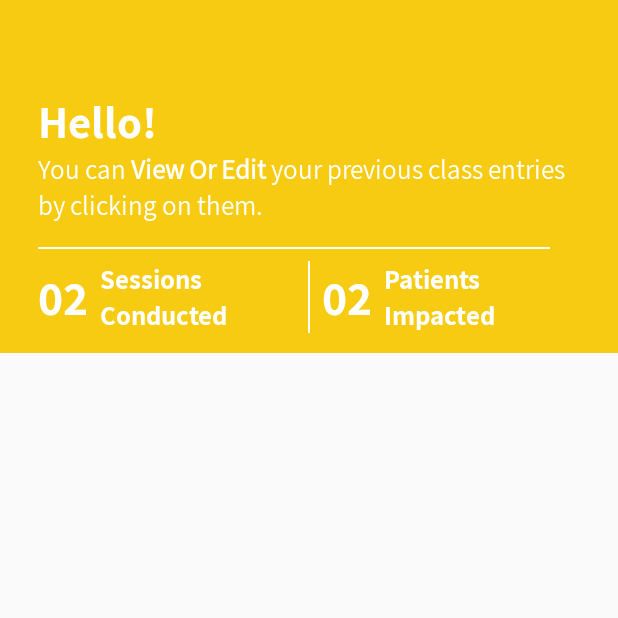
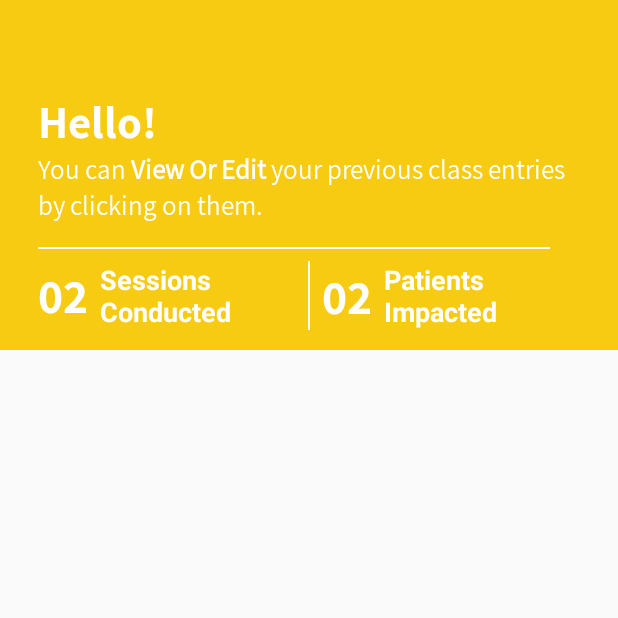
Before and after one commit to spiritsk9/InternTask1, an Android app: the screen it shows after launch (TotalAttendance), on a phone screen of 412 x 824 dp, the top half of it. Run offline under Robolectric (Android 15) with nearby library versions, the phone set to English and light mode, and no system bars.

Commit message:
updated with styles and diewctories too

```diff
--- a/app/src/main/AndroidManifest.xml
+++ b/app/src/main/AndroidManifest.xml
@@ -9,7 +9,6 @@
         android:roundIcon="@mipmap/ic_launcher_round"
         android:supportsRtl="true"
         android:theme="@style/AppTheme">
-        <activity android:name=".activity.base.AddClass"></activity>
         <activity android:name=".activity.base.TotalAttendance">
             <intent-filter>
                 <action android:name="android.intent.action.MAIN" />
--- a/app/src/main/res/layout/activity_total_attendance.xml
+++ b/app/src/main/res/layout/activity_total_attendance.xml
@@ -38,9 +38,7 @@
                 android:layout_width="match_parent"
                 android:layout_height="wrap_content"
                 android:text="Hello!"
-                style="@style/Bold"
-                android:textSize="30dp"
-                android:textColor="#ffff"
+                style="@style/Header"
                 app:layout_constraintEnd_toEndOf="parent"
                 app:layout_constraintStart_toStartOf="parent"
                 app:layout_constraintTop_toTopOf="parent" />
@@ -51,8 +49,6 @@
                 android:layout_height="wrap_content"
                 android:text="You can View Or Edit your previous class entries by clicking on them."
                 style="@style/Regular"
-                android:textColor="#ffff"
-                android:textSize="18sp"
                 app:layout_constraintEnd_toEndOf="parent"
                 app:layout_constraintStart_toStartOf="parent"
                 app:layout_constraintTop_toBottomOf="@+id/headerTitle" />
@@ -87,15 +83,14 @@
 
                     <TextView
                         android:id="@+id/sessionValue"
+                        style="@style/Values"
                         android:layout_width="0dp"
                         android:layout_height="wrap_content"
                         android:text="02"
-                        android:textColor="#ffff"
-                        style="@style/Bold"
-                        android:textSize="32sp"
                         app:layout_constraintBottom_toBottomOf="parent"
                         app:layout_constraintStart_toStartOf="parent"
-                        app:layout_constraintTop_toTopOf="parent" />
+                        app:layout_constraintTop_toTopOf="parent"
+                        app:layout_constraintVertical_bias="0.4" />
 
                     <TextView
                         android:id="@+id/sessionMessage"
@@ -103,8 +98,7 @@
                         android:layout_height="wrap_content"
                         android:paddingStart="8dp"
                         android:text="Sessions Conducted"
-                        android:textSize="18sp"
-                        style="@style/Bold"
+                        style="@style/ValueMsg"
                         android:textColor="#ffff"
                         app:layout_constraintBottom_toBottomOf="parent"
                         app:layout_constraintEnd_toEndOf="parent"
@@ -140,9 +134,7 @@
                         android:layout_width="0dp"
                         android:layout_height="wrap_content"
                         android:text="02"
-                        android:textSize="32sp"
-                        style="@style/Bold"
-                        android:textColor="#ffff"
+                        style="@style/Values"
                         app:layout_constraintBottom_toBottomOf="parent"
                         app:layout_constraintStart_toStartOf="parent"
                         app:layout_constraintTop_toTopOf="parent" />
@@ -152,7 +144,7 @@
                         android:layout_width="0dp"
                         android:layout_height="wrap_content"
                         android:text="Patients Impacted"
-                        style="@style/Bold"
+                        style="@style/ValueMsg"
                         android:textSize="18sp"
                         android:paddingStart="8dp"
                         android:textColor="#ffff"
@@ -202,7 +194,6 @@
             android:text="MARK NEW ATTENDANCE"
             style="@style/SemiBold"
             android:background="#F6CB12"
-            android:textColor="#ffff"
             app:layout_constraintStart_toStartOf="parent"
             app:layout_constraintTop_toTopOf="parent" />
 
--- a/app/src/main/res/values/styles.xml
+++ b/app/src/main/res/values/styles.xml
@@ -11,15 +11,65 @@
     <style name="Regular">
         <item name="android:fontFamily">@font/assistantregular</item>
         <item name="android:textStyle">normal</item>
-    </style>
+        <item name="android:textSize">18sp</item>
+        <item name="android:textColor">#ffff</item>
+</style>
 
     <style name="SemiBold">
         <item name="android:fontFamily">@font/assistantsemibold</item>
+        <item name="android:textColor">#ffff</item>
     </style>
 
-    <style name="Bold">
-        <item name="android:fontFamily">@font/assistantbold</item>
+    <style name="Values">
+    <item name="android:fontFamily">@font/assistantbold</item>
+    <item name="android:textStyle">bold</item>
+    <item name="android:textColor">#ffff</item>
+    <item name="android:textSize">32sp</item>
+    </style>
+
+    <style name="ValueMsg">
+        <item name="android:textSize">18sp</item>
+        <item name="android:textColor">#ffff</item>
         <item name="android:textStyle">bold</item>
     </style>
 
+    <style name="Header">
+        <item name="android:fontFamily">@font/assistantbold</item>
+        <item name="android:textStyle">bold</item>
+        <item name="android:textColor">#ffff</item>
+        <item name="android:textSize">30sp</item>
+    </style>
+    <style name="Refular">
+        <item name="android:fontFamily">@font/assistantbold</item>
+        <item name="android:textStyle">bold</item>
+        <item name="android:textColor">#ffff</item>
+        <item name="android:textSize">32sp</item>
+    </style>
+
+    <style name="Date">
+        <item name="android:fontFamily">@font/assistantbold</item>
+        <item name="android:textStyle">bold</item>
+        <item name="android:textColor">#100F0F</item>
+        <item name="android:textSize">18sp</item>
+    </style>
+
+    <style name="Month">
+        <item name="android:fontFamily">@font/assistantsemibold</item>
+        <item name="android:textColor">#100F0F</item>
+        <item name="android:textSize">18sp</item>
+    </style>
+
+    <style name="Day">
+        <item name="android:fontFamily">@font/assistantregular</item>
+        <item name="android:textColor">#100F0F</item>
+        <item name="android:textSize">18sp</item>
+    </style>
+
+    <style name="YellBold">
+        <item name="android:fontFamily">@font/assistantbold</item>
+        <item name="android:textColor">#F6CB12</item>
+        <item name="android:textSize">15sp</item>
+    </style>
+
+
 </resources>
```
Also changed, not shown: app/src/main/java/com/nooralhealth/activity/base/AddClass.java (deleted, +0 -16 lines), app/src/main/res/layout/activity_add_class.xml (deleted, +0 -126 lines), app/src/main/res/layout/adapter_total_attendance.xml (+5 -11 lines).
